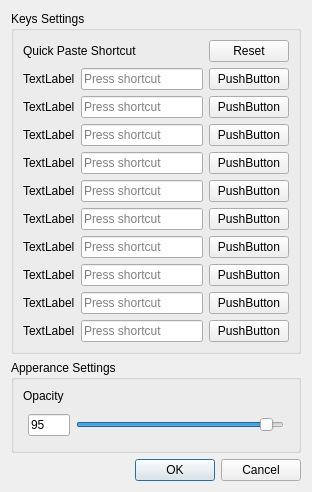
First picture: the form in user_interface/design/settings.ui, repository Ivan-812/Better-clipboard, before the edit.
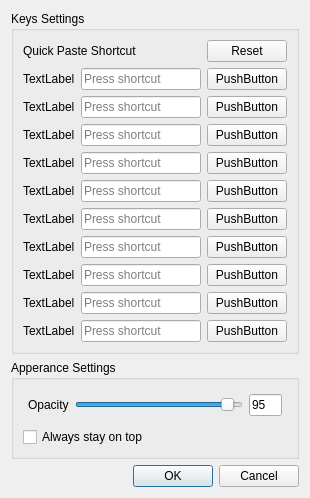
Second picture: the form after the edit.

Commit message:
Add always on top + only singleton
Add always on top + only singleton

The edit to the form file:
```diff
--- a/user_interface/design/settings.ui
+++ b/user_interface/design/settings.ui
@@ -6,7 +6,7 @@
    <rect>
     <x>0</x>
     <y>0</y>
-    <width>312</width>
+    <width>310</width>
     <height>399</height>
    </rect>
   </property>
@@ -262,14 +262,7 @@
      </property>
      <layout class="QVBoxLayout" name="verticalLayout_3">
       <item>
-       <widget class="QLabel" name="opacity_text">
-        <property name="text">
-         <string>Opacity</string>
-        </property>
-       </widget>
-      </item>
-      <item>
-       <layout class="QHBoxLayout" name="opacity_container" stretch="1,5">
+       <layout class="QHBoxLayout" name="opacity_container" stretch="1,5,1">
         <property name="leftMargin">
          <number>5</number>
         </property>
@@ -283,9 +276,9 @@
          <number>5</number>
         </property>
         <item>
-         <widget class="QLineEdit" name="opacity_value">
+         <widget class="QLabel" name="opacity_text">
           <property name="text">
-           <string>95</string>
+           <string>Opacity</string>
           </property>
          </widget>
         </item>
@@ -302,6 +295,24 @@
           </property>
           <property name="orientation">
            <enum>Qt::Horizontal</enum>
+          </property>
+         </widget>
+        </item>
+        <item>
+         <widget class="QLineEdit" name="opacity_value">
+          <property name="text">
+           <string>95</string>
+          </property>
+         </widget>
+        </item>
+       </layout>
+      </item>
+      <item>
+       <layout class="QHBoxLayout" name="switch_container">
+        <item>
+         <widget class="QCheckBox" name="stay_on_top">
+          <property name="text">
+           <string>Always stay on top</string>
           </property>
          </widget>
         </item>
```
The commit also changes 6 other files.
